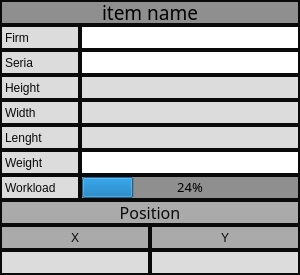
The window that System_Item.ui (Nagito129/-) describes before a commit, drawn with Qt 5.
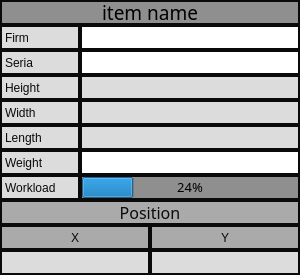
The same window after the commit.

```diff
--- a/System_Item.ui
+++ b/System_Item.ui
@@ -272,7 +272,7 @@
 background-color: rgb(220, 220, 220);</string>
         </property>
         <property name="text">
-         <string>Lenght</string>
+         <string>Length</string>
         </property>
        </widget>
       </item>
```
Left out of the diff: 4 changed lines with no effect on the pictures.
